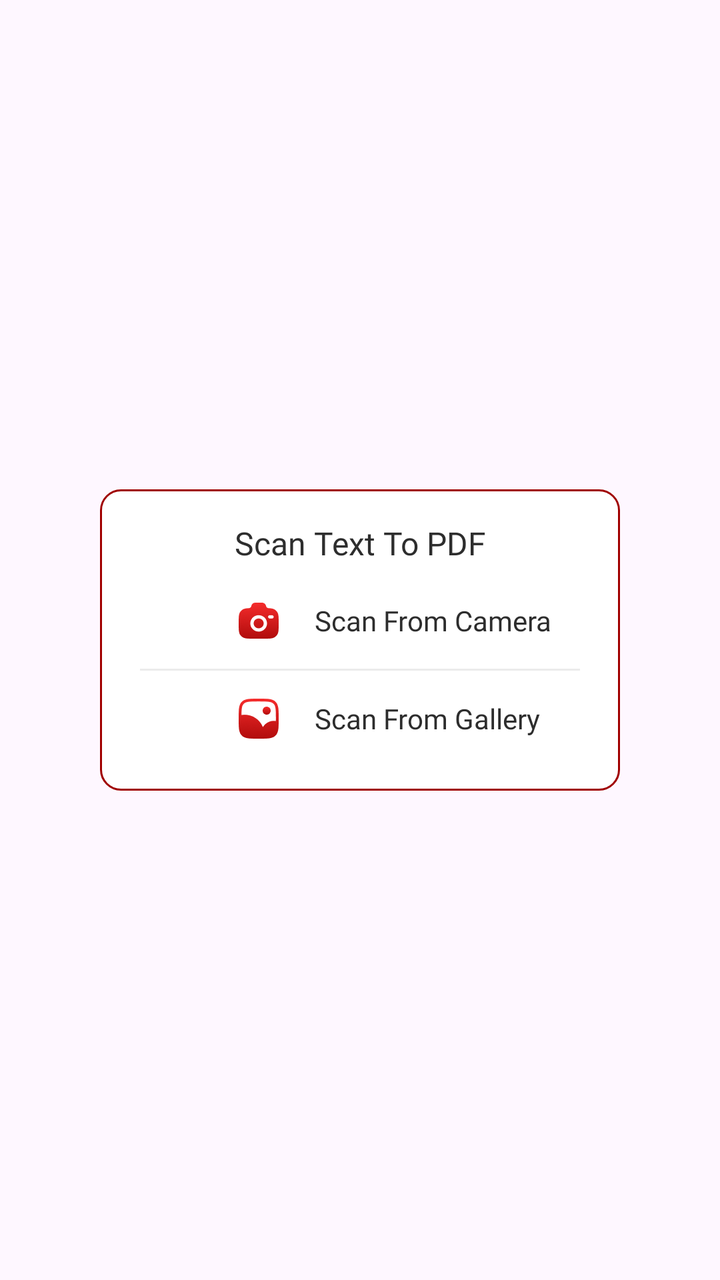
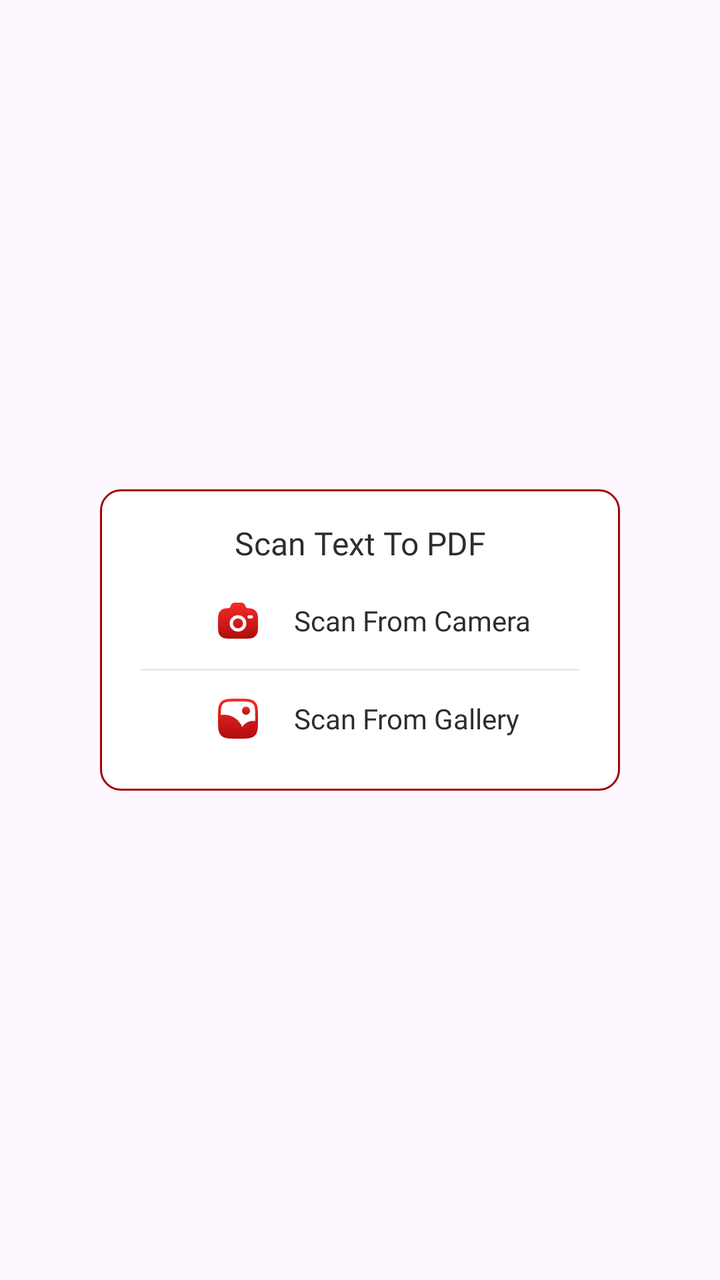

The first picture is an Android layout as it rendered before a commit; the second is the same layout after the commit. The layout source and the unified diff follow.
<!-- AndroidManifest.xml: application theme Theme.ST109_PDF_Reader -->
<!-- res/layout/dialog_scan.xml -->
<?xml version="1.0" encoding="utf-8"?>
<layout xmlns:android="http://schemas.android.com/apk/res/android"
    xmlns:app="http://schemas.android.com/apk/res-auto">

    <LinearLayout
        android:id="@+id/main"
        android:layout_width="match_parent"
        android:layout_height="match_parent"
        android:gravity="center">

        <LinearLayout
            android:layout_width="match_parent"
            android:layout_height="wrap_content"
            android:layout_marginHorizontal="50dp"
            android:background="@drawable/bg_10_pdf"
            android:orientation="vertical">

            <LinearLayout
                android:layout_width="match_parent"
                android:layout_height="wrap_content"
                android:orientation="vertical">

                <TextView
                    android:id="@+id/tvTitle"
                    android:layout_width="match_parent"
                    android:layout_height="wrap_content"
                    android:layout_marginTop="16dp"
                    android:fontFamily="@font/roboto_bold"
                    android:gravity="center"
                    android:text="@string/scan_text_to_pdf"
                    android:textColor="@color/black_2D"
                    android:textSize="16sp" />

                
                <LinearLayout
                    android:id="@+id/btnCamera"
                    android:layout_width="match_parent"
                    android:layout_height="wrap_content"
                    android:layout_gravity="center_vertical"
                    android:layout_marginHorizontal="20dp"
                    android:layout_marginTop="16dp"
                    android:orientation="horizontal"
                    android:weightSum="10">

                    <FrameLayout
                        android:layout_width="0dp"
                        android:layout_height="wrap_content"
                        android:layout_weight="3.5">

                        <ImageView
                            android:layout_width="24dp"
                            android:layout_height="24dp"
                            android:layout_gravity="end|center_vertical"
                            android:src="@drawable/ic_camera" />
                    </FrameLayout>

                    <TextView
                        android:layout_width="0dp"
                        android:layout_height="wrap_content"
                        android:layout_gravity="center_vertical"
                        android:layout_marginStart="16dp"
                        android:layout_weight="6.5"
                        android:fontFamily="@font/roboto_regular"
                        android:gravity="center_vertical|start"
                        android:text="@string/scan_from_camera"
                        android:textColor="@color/black_2D"
                        android:textSize="14sp" />
                </LinearLayout>

                <View
                    android:layout_width="match_parent"
                    android:layout_height="1dp"
                    android:layout_marginHorizontal="20dp"
                    android:layout_marginVertical="12dp"
                    android:background="#EBEBEB" />

                
                <LinearLayout
                    android:id="@+id/btnGallery"
                    android:layout_width="match_parent"
                    android:layout_height="wrap_content"
                    android:layout_gravity="center_vertical"
                    android:layout_marginHorizontal="20dp"
                    android:layout_marginBottom="24dp"
                    android:orientation="horizontal"
                    android:weightSum="10">

                    <FrameLayout
                        android:layout_width="0dp"
                        android:layout_height="wrap_content"
                        android:layout_weight="3.5">

                        <ImageView
                            android:layout_width="24dp"
                            android:layout_height="24dp"
                            android:layout_gravity="end|center_vertical"
                            android:src="@drawable/ic_gallery" />
                    </FrameLayout>

                    <TextView
                        android:layout_width="0dp"
                        android:layout_height="wrap_content"
                        android:layout_gravity="center_vertical"
                        android:layout_marginStart="16dp"
                        android:layout_weight="6.5"
                        android:fontFamily="@font/roboto_regular"
                        android:gravity="center_vertical|start"
                        android:text="@string/scan_from_gallery"
                        android:textColor="@color/black_2D"
                        android:textSize="14sp" />
                </LinearLayout>
            </LinearLayout>

        </LinearLayout>
    </LinearLayout>
</layout>
<!-- resources referenced by this layout -->
<resources>
  <color name="black_2D">#2D2D2D</color>
  <!-- drawable bg_10_pdf (drawable) -->
  <?xml version="1.0" encoding="utf-8"?>
  <shape xmlns:android="http://schemas.android.com/apk/res/android">
      <corners android:radius="10dp" />
      <stroke
          android:width="1dp"
          android:color="@color/pdf" />
      <solid android:color="@color/white" />
  </shape>
  <!-- drawable ic_camera: png bitmap (drawable, 3709 bytes) -->
  <!-- drawable ic_gallery: png bitmap (drawable, 3671 bytes) -->
  <string name="scan_from_camera">Scan From Camera</string>
  <string name="scan_from_gallery">Scan From Gallery</string>
  <string name="scan_text_to_pdf">Scan Text To PDF</string>
  <style name="Theme.ST109_PDF_Reader" parent="Base.Theme.ST109_PDF_Reader" />
  <color name="pdf">#A00000</color>
  <color name="white">#FFFFFFFF</color>
  <style name="Base.Theme.ST109_PDF_Reader" parent="Theme.Material3.DayNight.NoActionBar">
          <item name="android:windowTranslucentStatus">false</item>
          <item name="android:statusBarColor">@android:color/transparent</item>
          <item name="android:windowTranslucentNavigation">false</item>
          <item name="android:fitsSystemWindows">false</item>
      </style>
</resources>

<!-- the commit's change to res/layout/dialog_scan.xml (unified diff, before → after) -->
@@ -45,7 +45,7 @@
                     <FrameLayout
                         android:layout_width="0dp"
                         android:layout_height="wrap_content"
-                        android:layout_weight="3.5">
+                        android:layout_weight="3">
 
                         <ImageView
                             android:layout_width="24dp"
@@ -59,7 +59,7 @@
                         android:layout_height="wrap_content"
                         android:layout_gravity="center_vertical"
                         android:layout_marginStart="16dp"
-                        android:layout_weight="6.5"
+                        android:layout_weight="7"
                         android:fontFamily="@font/roboto_regular"
                         android:gravity="center_vertical|start"
                         android:text="@string/scan_from_camera"
@@ -88,7 +88,7 @@
                     <FrameLayout
                         android:layout_width="0dp"
                         android:layout_height="wrap_content"
-                        android:layout_weight="3.5">
+                        android:layout_weight="3">
 
                         <ImageView
                             android:layout_width="24dp"
@@ -102,7 +102,7 @@
                         android:layout_height="wrap_content"
                         android:layout_gravity="center_vertical"
                         android:layout_marginStart="16dp"
-                        android:layout_weight="6.5"
+                        android:layout_weight="7"
                         android:fontFamily="@font/roboto_regular"
                         android:gravity="center_vertical|start"
                         android:text="@string/scan_from_gallery"
